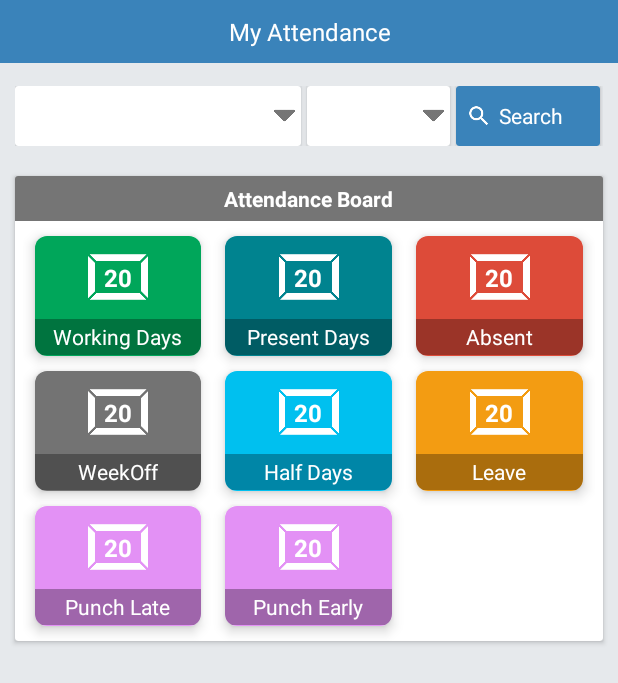
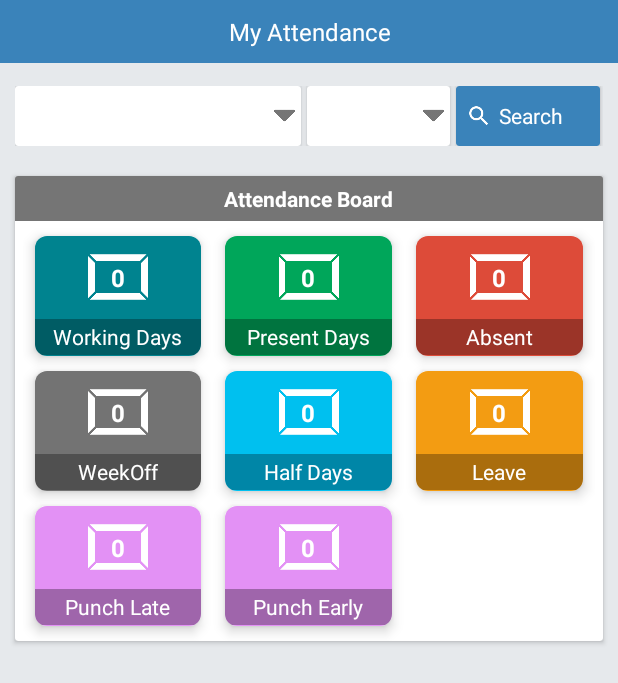
Before and after one commit to jigspatel119/Autokrew, an Android app: the layout fragment_myattendance.xml on its own in the app's theme, with its tools: preview values and no code run, on a phone screen of 412 x 824 dp. Shown: the top 683 px of the screen. Run offline under Robolectric (Android 15) with nearby library versions, the phone set to English and light mode, and no system bars; Roboto replaces fonts that are not available here.

Commit message:
feedbacks and changes

```diff
--- a/app/src/main/java/com/autokrew/activity/MainActivity.java
+++ b/app/src/main/java/com/autokrew/activity/MainActivity.java
@@ -39,6 +39,7 @@ import android.widget.LinearLayout;
 import android.widget.ProgressBar;
 import android.widget.RelativeLayout;
 import android.widget.TextView;
+import android.widget.Toast;
 
 import com.autokrew.ActionSheetDialog.ActionSheetDialog;
 import com.autokrew.ActionSheetDialog.OnOpenItemClickL;
@@ -989,6 +990,8 @@ public class MainActivity extends AppCompatActivity implements View.OnClickListe
                     String file_path = Pref.getValue(this,Constant.PREF_MOBILE_URL,"")+ mObject.toString();
                     Pref.setValue(this,"profile_pic_server" ,file_path);
 
+                    Toast.makeText(this,"Profile picture changed!",Toast.LENGTH_LONG).show();
+
                     displayProfilePic(file_path);
                 }else{
                     CommonUtils.getInstance().displayToast(this,mObject.toString());
--- a/app/src/main/java/com/autokrew/dialogs/ApplyLeaveDialog.java
+++ b/app/src/main/java/com/autokrew/dialogs/ApplyLeaveDialog.java
@@ -265,6 +265,9 @@ public class ApplyLeaveDialog extends AppCompatDialog implements View.OnClickLis
             public void onCheckedChanged(RadioGroup group, int checkedId) {
                 edt_from_date.setText("From Date");
                 edt_to_date.setText("To Date");
+                txt_duration.setText("0");
+
+
             }
         });
 
--- a/app/src/main/java/com/autokrew/dialogs/AttendanceDialog.java
+++ b/app/src/main/java/com/autokrew/dialogs/AttendanceDialog.java
@@ -179,7 +179,7 @@ public class AttendanceDialog extends AppCompatDialog implements View.OnClickLis
                    if(edt_remarks.getText().toString().length()>0 ){
                        AddDeviationParams params = new AddDeviationParams();
                        params.setAttendancePK(mAddendancePK);
-                       params.setDeviationFK(Integer.parseInt(modelCommon.getTable21().get(mySpinner.getSelectedItemPosition()).getDeviationPK()));
+                       params.setDeviationFK(Integer.parseInt(modelCommon.getTable21().get(mySpinner.getSelectedItemPosition()-1).getDeviationPK()));
                        params.setEmpRemarks(edt_remarks.getText().toString());
                        params.setMonth(_month); //monthFK
                        params.setYear(_year); //year name in string
--- a/app/src/main/res/layout/fragment_myattendance.xml
+++ b/app/src/main/res/layout/fragment_myattendance.xml
@@ -33,7 +33,8 @@
             android:id="@+id/ll_root"
             android:layout_width="match_parent"
             android:layout_height="match_parent"
-            android:orientation="vertical">
+            android:orientation="vertical"
+            android:descendantFocusability="blocksDescendants">
 
 
             <LinearLayout
@@ -230,7 +231,7 @@
                                         <LinearLayout
                                             android:layout_width="match_parent"
                                             android:layout_height="match_parent"
-                                            android:background="@color/bg_card_color3"
+                                            android:background="@color/bg_card_color7"
                                             android:orientation="vertical">
 
                                             <RelativeLayout
@@ -251,7 +252,7 @@
                                                     android:layout_width="wrap_content"
                                                     android:layout_height="wrap_content"
                                                     android:layout_centerInParent="true"
-                                                    android:text="20"
+                                                    android:text="0"
                                                     android:textColor="@color/white"
                                                     android:textSize="16sp"
                                                     android:textStyle="bold" />
@@ -294,7 +295,7 @@
                                         <LinearLayout
                                             android:layout_width="match_parent"
                                             android:layout_height="match_parent"
-                                            android:background="@color/bg_card_color7"
+                                            android:background="@color/bg_card_color3"
                                             android:orientation="vertical">
 
                                             <RelativeLayout
@@ -314,7 +315,7 @@
                                                     android:layout_width="wrap_content"
                                                     android:layout_height="wrap_content"
                                                     android:layout_centerInParent="true"
-                                                    android:text="20"
+                                                    android:text="0"
                                                     android:textColor="@color/white"
                                                     android:textSize="16sp"
                                                     android:textStyle="bold" />
@@ -376,7 +377,7 @@
                                                     android:layout_width="wrap_content"
                                                     android:layout_height="wrap_content"
                                                     android:layout_centerInParent="true"
-                                                    android:text="20"
+                                                    android:text="0"
                                                     android:textColor="@color/white"
                                                     android:textSize="16sp"
                                                     android:textStyle="bold" />
@@ -448,7 +449,7 @@
                                                     android:layout_width="wrap_content"
                                                     android:layout_height="wrap_content"
                                                     android:layout_centerInParent="true"
-                                                    android:text="20"
+                                                    android:text="0"
                                                     android:textColor="@color/white"
                                                     android:textSize="16sp"
                                                     android:textStyle="bold" />
@@ -509,7 +510,7 @@
                                                     android:layout_width="wrap_content"
                                                     android:layout_height="wrap_content"
                                                     android:layout_centerInParent="true"
-                                                    android:text="20"
+                                                    android:text="0"
                                                     android:textColor="@color/white"
                                                     android:textSize="16sp"
                                                     android:textStyle="bold" />
@@ -571,7 +572,7 @@
                                                     android:layout_width="wrap_content"
                                                     android:layout_height="wrap_content"
                                                     android:layout_centerInParent="true"
-                                                    android:text="20"
+                                                    android:text="0"
                                                     android:textColor="@color/white"
                                                     android:textSize="16sp"
                                                     android:textStyle="bold" />
@@ -643,7 +644,7 @@
                                                     android:layout_width="wrap_content"
                                                     android:layout_height="wrap_content"
                                                     android:layout_centerInParent="true"
-                                                    android:text="20"
+                                                    android:text="0"
                                                     android:textColor="@color/white"
                                                     android:textSize="16sp"
                                                     android:textStyle="bold" />
@@ -705,7 +706,7 @@
                                                     android:layout_width="wrap_content"
                                                     android:layout_height="wrap_content"
                                                     android:layout_centerInParent="true"
-                                                    android:text="20"
+                                                    android:text="0"
                                                     android:textColor="@color/white"
                                                     android:textSize="16sp"
                                                     android:textStyle="bold" />
```
Also changed, not shown: app/src/main/java/com/autokrew/adapter/GroupLeaveAdapter.java (+31 -4 lines), app/src/main/java/com/autokrew/fragments/MyAttendanceFragment.java (+14 -0 lines), app/src/main/res/layout/rv_group_leave_item.xml (+18 -0 lines).
